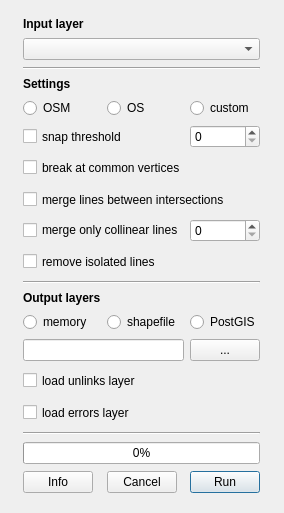
The window that road_network_cleaner_dialog_base copy.ui (spacesyntax/Rcl-topology-cleaner) describes before a commit, drawn with Qt 5.
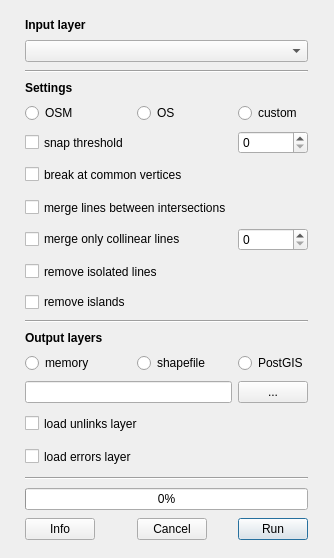
The same window after the commit.

```diff
--- a/road_network_cleaner_dialog_base copy.ui
+++ b/road_network_cleaner_dialog_base copy.ui
@@ -6,8 +6,8 @@
    <rect>
     <x>0</x>
     <y>0</y>
-    <width>284</width>
-    <height>513</height>
+    <width>334</width>
+    <height>558</height>
    </rect>
   </property>
   <property name="minimumSize">
@@ -28,7 +28,32 @@
      <property name="margin">
       <number>5</number>
      </property>
-     <item row="14" column="0" colspan="3">
+     <item row="6" column="0" colspan="2">
+      <widget class="QCheckBox" name="breakCheckBox">
+       <property name="sizePolicy">
+        <sizepolicy hsizetype="Minimum" vsizetype="Preferred">
+         <horstretch>0</horstretch>
+         <verstretch>0</verstretch>
+        </sizepolicy>
+       </property>
+       <property name="minimumSize">
+        <size>
+         <width>0</width>
+         <height>25</height>
+        </size>
+       </property>
+       <property name="maximumSize">
+        <size>
+         <width>16777215</width>
+         <height>25</height>
+        </size>
+       </property>
+       <property name="text">
+        <string>break at common vertices</string>
+       </property>
+      </widget>
+     </item>
+     <item row="15" column="0" colspan="3">
       <widget class="QLabel" name="label_4">
        <property name="sizePolicy">
         <sizepolicy hsizetype="MinimumExpanding" vsizetype="Fixed">
@@ -47,7 +72,7 @@
        </property>
       </widget>
      </item>
-     <item row="31" column="2">
+     <item row="32" column="2">
       <widget class="QPushButton" name="cleanButton">
        <property name="sizePolicy">
         <sizepolicy hsizetype="MinimumExpanding" vsizetype="Fixed">
@@ -66,7 +91,7 @@
        </property>
       </widget>
      </item>
-     <item row="22" column="0" colspan="2">
+     <item row="23" column="0" colspan="2">
       <widget class="QLineEdit" name="outputCleaned">
        <property name="enabled">
         <bool>true</bool>
@@ -79,16 +104,10 @@
        </property>
       </widget>
      </item>
-     <item row="23" column="0" colspan="3">
-      <widget class="QCheckBox" name="unlinksCheckBox">
-       <property name="minimumSize">
-        <size>
-         <width>0</width>
-         <height>25</height>
-        </size>
-       </property>
+     <item row="7" column="2">
+      <widget class="QLabel" name="label_6">
        <property name="text">
-        <string>load unlinks layer</string>
+        <string/>
        </property>
       </widget>
      </item>
@@ -99,14 +118,26 @@
        </property>
       </widget>
      </item>
-     <item row="2" column="0" colspan="3">
-      <widget class="Line" name="line_3">
-       <property name="orientation">
-        <enum>Qt::Horizontal</enum>
+     <item row="25" column="0" colspan="3">
+      <widget class="QCheckBox" name="errorsCheckBox">
+       <property name="sizePolicy">
+        <sizepolicy hsizetype="Minimum" vsizetype="Fixed">
+         <horstretch>0</horstretch>
+         <verstretch>0</verstretch>
+        </sizepolicy>
+       </property>
+       <property name="minimumSize">
+        <size>
+         <width>0</width>
+         <height>25</height>
+        </size>
+       </property>
+       <property name="text">
+        <string>load errors layer</string>
        </property>
       </widget>
      </item>
-     <item row="7" column="0" colspan="3">
+     <item row="7" column="0" colspan="2">
       <widget class="QCheckBox" name="mergeCheckBox">
        <property name="minimumSize">
         <size>
@@ -126,13 +157,7 @@
       </widget>
      </item>
      <item row="24" column="0" colspan="3">
-      <widget class="QCheckBox" name="errorsCheckBox">
-       <property name="sizePolicy">
-        <sizepolicy hsizetype="Minimum" vsizetype="Fixed">
-         <horstretch>0</horstretch>
-         <verstretch>0</verstretch>
-        </sizepolicy>
-       </property>
+      <widget class="QCheckBox" name="unlinksCheckBox">
        <property name="minimumSize">
         <size>
          <width>0</width>
@@ -140,11 +165,18 @@
         </size>
        </property>
        <property name="text">
-        <string>load errors layer</string>
+        <string>load unlinks layer</string>
        </property>
       </widget>
      </item>
-     <item row="22" column="2">
+     <item row="2" column="0" colspan="3">
+      <widget class="Line" name="line_3">
+       <property name="orientation">
+        <enum>Qt::Horizontal</enum>
+       </property>
+      </widget>
+     </item>
+     <item row="23" column="2">
       <widget class="QPushButton" name="browseCleaned">
        <property name="sizePolicy">
         <sizepolicy hsizetype="MinimumExpanding" vsizetype="Fixed">
@@ -163,7 +195,7 @@
        </property>
       </widget>
      </item>
-     <item row="29" column="0" colspan="3">
+     <item row="30" column="0" colspan="3">
       <widget class="QProgressBar" name="cleaningProgress">
        <property name="sizePolicy">
         <sizepolicy hsizetype="MinimumExpanding" vsizetype="Fixed">
@@ -195,14 +227,14 @@
        </property>
       </widget>
      </item>
-     <item row="27" column="0" colspan="3">
+     <item row="28" column="0" colspan="3">
       <widget class="Line" name="line_2">
        <property name="orientation">
         <enum>Qt::Horizontal</enum>
        </property>
       </widget>
      </item>
-     <item row="31" column="0">
+     <item row="32" column="0">
       <widget class="QPushButton" name="settingsButton">
        <property name="maximumSize">
         <size>
@@ -234,14 +266,14 @@
        </property>
       </widget>
      </item>
-     <item row="15" column="0">
+     <item row="16" column="0">
       <widget class="QRadioButton" name="memoryRadioButton">
        <property name="text">
         <string>memory</string>
        </property>
       </widget>
      </item>
-     <item row="11" column="0" colspan="3">
+     <item row="12" column="0" colspan="3">
       <widget class="Line" name="line">
        <property name="orientation">
         <enum>Qt::Horizontal</enum>
@@ -258,14 +290,14 @@
        </property>
       </widget>
      </item>
-     <item row="15" column="1">
+     <item row="16" column="1">
       <widget class="QRadioButton" name="shpRadioButton">
        <property name="text">
         <string>shapefile</string>
        </property>
       </widget>
      </item>
-     <item row="31" column="1">
+     <item row="32" column="1">
       <widget class="QPushButton" name="cancelButton">
        <property name="sizePolicy">
         <sizepolicy hsizetype="MinimumExpanding" vsizetype="Fixed">
@@ -303,32 +335,7 @@
        </property>
       </widget>
      </item>
-     <item row="6" column="0" colspan="3">
-      <widget class="QCheckBox" name="breakCheckBox">
-       <property name="sizePolicy">
-        <sizepolicy hsizetype="Minimum" vsizetype="Preferred">
-         <horstretch>0</horstretch>
-         <verstretch>0</verstretch>
-        </sizepolicy>
-       </property>
-       <property name="minimumSize">
-        <size>
-         <width>0</width>
-         <height>25</height>
-        </size>
-       </property>
-       <property name="maximumSize">
-        <size>
-         <width>16777215</width>
-         <height>25</height>
-        </size>
-       </property>
-       <property name="text">
-        <string>break at common vertices</string>
-       </property>
-      </widget>
-     </item>
-     <item row="15" column="2">
+     <item row="16" column="2">
       <widget class="QRadioButton" name="postgisRadioButton">
        <property name="text">
         <string>PostGIS</string>
@@ -349,13 +356,6 @@
        </property>
       </widget>
      </item>
-     <item row="4" column="2">
-      <widget class="QRadioButton" name="customRadioButton">
-       <property name="text">
-        <string>custom</string>
-       </property>
-      </widget>
-     </item>
      <item row="3" column="0" colspan="3">
       <widget class="QLabel" name="label_2">
        <property name="sizePolicy">
@@ -397,6 +397,41 @@
        </property>
       </widget>
      </item>
+     <item row="6" column="2">
+      <widget class="QLabel" name="label_7">
+       <property name="text">
+        <string/>
+       </property>
+      </widget>
+     </item>
+     <item row="10" column="0" colspan="2">
+      <widget class="QCheckBox" name="checkBox">
+       <property name="text">
+        <string>remove islands</string>
+       </property>
+      </widget>
+     </item>
+     <item row="9" column="2">
+      <widget class="QLabel" name="label_3">
+       <property name="text">
+        <string/>
+       </property>
+      </widget>
+     </item>
+     <item row="10" column="2">
+      <widget class="QLabel" name="label_5">
+       <property name="text">
+        <string/>
+       </property>
+      </widget>
+     </item>
+     <item row="4" column="2">
+      <widget class="QRadioButton" name="customRadioButton">
+       <property name="text">
+        <string>custom</string>
+       </property>
+      </widget>
+     </item>
     </layout>
    </item>
   </layout>
```
